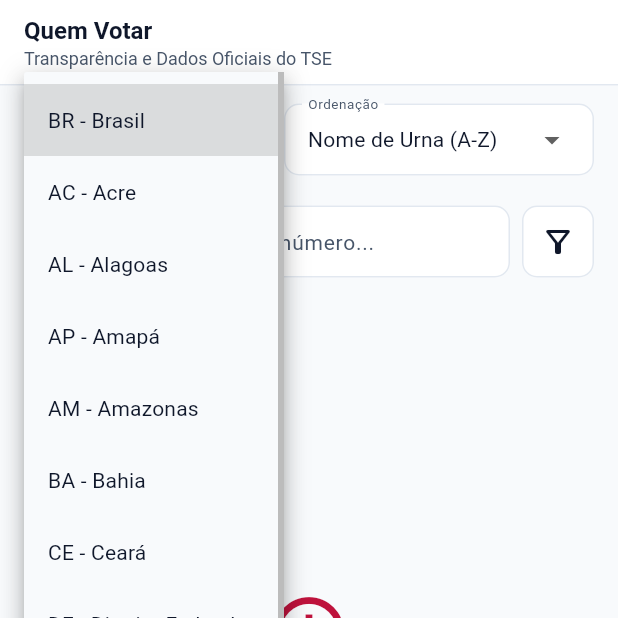
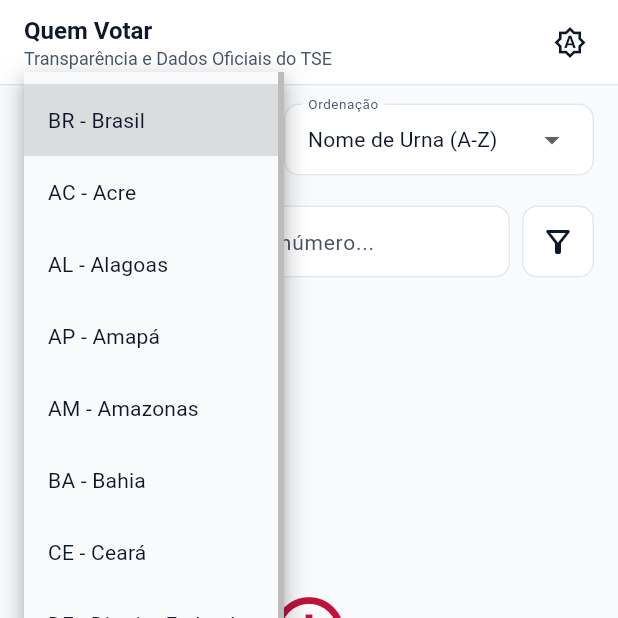
Before and after one commit to Alzarus/quem-votar, a Flutter app: the screen it shows after launch, after a tap on the "arrow drop down" icon, on a phone screen of 412 x 824 dp, the top half of it. Run offline on Flutter 3.47's test engine with Material 3 defaults, Android fonts, the phone set to English and light mode, and no system bars; our stand-ins replace dio, drift, equatable, flutter_bloc, shared_preferences; missing offline and left inert: sqlite3; accounts and stored records are empty; generated files the repository leaves out were written again; network calls fail.

Commit message:
feat(presentation,theme): implementar alternancia explicita de temas e persistencia local [B.9]

```diff
--- /dev/null
+++ b/lib/data/datasources/theme_preferences_data_source.dart
@@ -0,0 +1,71 @@
+import 'package:flutter/material.dart';
+import 'package:shared_preferences/shared_preferences.dart';
+
+/// Contrato para persistencia e recuperacao da preferencia de tema do usuario.
+///
+/// Permite isolamento da implementacao do armazenamento local para testes unitarios headless.
+abstract interface class ThemePreferencesDataSource {
+  /// Recupera o modo de tema persistido. Retorna [ThemeMode.system] caso nao haja valor previo.
+  Future<ThemeMode> getThemeMode();
+
+  /// Persiste a preferencia de modo de tema do usuario.
+  Future<void> saveThemeMode(ThemeMode mode);
+}
+
+/// Implementacao baseada em [SharedPreferences] para operacao multiplataforma.
+class SharedPreferencesThemeDataSource implements ThemePreferencesDataSource {
+  static const String _storageKey = 'quem_votar_theme_mode';
+  final SharedPreferences? _prefsInstance;
+
+  const SharedPreferencesThemeDataSource({SharedPreferences? prefs}) : _prefsInstance = prefs;
+
+  Future<SharedPreferences> _getPrefs() async {
+    if (_prefsInstance != null) {
+      return _prefsInstance;
+    }
+    return SharedPreferences.getInstance();
+  }
+
+  @override
+  Future<ThemeMode> getThemeMode() async {
+    try {
+      final prefs = await _getPrefs();
+      final raw = prefs.getString(_storageKey);
+      return _parseThemeMode(raw);
+    } catch (_) {
+      return ThemeMode.system;
+    }
+  }
+
+  @override
+  Future<void> saveThemeMode(ThemeMode mode) async {
+    final prefs = await _getPrefs();
+    await prefs.setString(_storageKey, _serializeThemeMode(mode));
+  }
+
+  ThemeMode _parseThemeMode(String? raw) {
+    if (raw == null) {
+      return ThemeMode.system;
+    }
+    switch (raw) {
+      case 'light':
+        return ThemeMode.light;
+      case 'dark':
+        return ThemeMode.dark;
+      case 'system':
+      default:
+        return ThemeMode.system;
+    }
+  }
+
+  String _serializeThemeMode(ThemeMode mode) {
+    switch (mode) {
+      case ThemeMode.light:
+        return 'light';
+      case ThemeMode.dark:
+        return 'dark';
+      case ThemeMode.system:
+        return 'system';
+    }
+  }
+}
--- a/lib/main.dart
+++ b/lib/main.dart
@@ -3,6 +3,7 @@
 import 'package:quem_votar/core/network/dio_client_factory.dart';
 import 'package:quem_votar/data/database/app_database.dart';
 import 'package:quem_votar/data/datasources/candidate_local_data_source.dart';
+import 'package:quem_votar/data/datasources/theme_preferences_data_source.dart';
 import 'package:quem_votar/data/datasources/tse_remote_data_source.dart';
 import 'package:quem_votar/data/repositories/candidate_repository_impl.dart';
 import 'package:quem_votar/data/repositories/election_repository_impl.dart';
@@ -12,6 +13,7 @@
 import 'package:quem_votar/presentation/blocs/candidate_list/candidate_list_bloc.dart';
 import 'package:quem_votar/presentation/blocs/election_filter/election_filter_bloc.dart';
 import 'package:quem_votar/presentation/blocs/election_filter/election_filter_event.dart';
+import 'package:quem_votar/presentation/blocs/theme/theme_cubit.dart';
 import 'package:quem_votar/presentation/pages/candidate_list_page.dart';
 import 'package:quem_votar/presentation/theme/app_theme.dart';
 
@@ -68,6 +70,8 @@
   final GetElectionsUseCase? getElectionsUseCase;
   final GetCandidatesListUseCase? getCandidatesListUseCase;
   final GetCandidateDetailUseCase? getCandidateDetailUseCase;
+  final ThemeCubit? themeCubit;
+  final ThemePreferencesDataSource? themeDataSource;
 
   const QuemVotarApp({
     super.key,
@@ -75,16 +79,33 @@
     this.getElectionsUseCase,
     this.getCandidatesListUseCase,
     this.getCandidateDetailUseCase,
+    this.themeCubit,
+    this.themeDataSource,
   });
 
   @override
   Widget build(BuildContext context) {
-    return MaterialApp(
-      title: 'Quem Votar',
-      theme: AppTheme.lightTheme,
-      darkTheme: AppTheme.darkTheme,
-      themeMode: ThemeMode.system,
-      home: _resolveHome(),
+    if (themeCubit != null) {
+      return BlocProvider<ThemeCubit>.value(value: themeCubit!, child: _buildAppContent());
+    }
+    return BlocProvider<ThemeCubit>(
+      create: (_) =>
+          ThemeCubit(dataSource: themeDataSource ?? const SharedPreferencesThemeDataSource()),
+      child: _buildAppContent(),
+    );
+  }
+
+  Widget _buildAppContent() {
+    return BlocBuilder<ThemeCubit, ThemeMode>(
+      builder: (context, themeMode) {
+        return MaterialApp(
+          title: 'Quem Votar',
+          theme: AppTheme.lightTheme,
+          darkTheme: AppTheme.darkTheme,
+          themeMode: themeMode,
+          home: _resolveHome(),
+        );
+      },
     );
   }
 
--- /dev/null
+++ b/lib/presentation/blocs/theme/theme_cubit.dart
@@ -0,0 +1,48 @@
+import 'package:flutter/material.dart';
+import 'package:flutter_bloc/flutter_bloc.dart';
+import 'package:quem_votar/data/datasources/theme_preferences_data_source.dart';
+
+/// Gerenciador de estado reativo para alternancia e persistencia do modo de tema da aplicacao.
+///
+/// Encapsula a logica de selecao entre os modos Claro, Escuro e Sistema, garantindo
+/// atualizacao atomica da interface e sincronizacao com a camada de persistencia.
+class ThemeCubit extends Cubit<ThemeMode> {
+  final ThemePreferencesDataSource _dataSource;
+  bool _hasUserSelection = false;
+
+  ThemeCubit({
+    required ThemePreferencesDataSource dataSource,
+    ThemeMode initialMode = ThemeMode.system,
+  }) : _dataSource = dataSource,
+       super(initialMode) {
+    loadPersistedTheme();
+  }
+
+  /// Recupera a configuracao persistida caso o usuario ainda nao tenha efetuado selecao explicita.
+  Future<void> loadPersistedTheme() async {
+    final mode = await _dataSource.getThemeMode();
+    if (!isClosed && !_hasUserSelection && mode != state) {
+      emit(mode);
+    }
+  }
+
+  /// Define e persiste de forma assincrona o modo de tema selecionado pelo usuario.
+  Future<void> setThemeMode(ThemeMode mode) async {
+    _hasUserSelection = true;
+    if (state == mode) {
+      return;
+    }
+    emit(mode);
+    await _dataSource.saveThemeMode(mode);
+  }
+
+  /// Alterna sequencialmente o modo de aparencia: Sistema -> Claro -> Escuro -> Sistema.
+  Future<void> cycleThemeMode() async {
+    final nextMode = switch (state) {
+      ThemeMode.system => ThemeMode.light,
+      ThemeMode.light => ThemeMode.dark,
+      ThemeMode.dark => ThemeMode.system,
+    };
+    await setThemeMode(nextMode);
+  }
+}
--- a/lib/presentation/pages/candidate_list_page.dart
+++ b/lib/presentation/pages/candidate_list_page.dart
@@ -21,6 +21,7 @@
 import 'package:quem_votar/presentation/widgets/candidate_list_feedback_views.dart';
 import 'package:quem_votar/presentation/widgets/candidate_list_search_input.dart';
 import 'package:quem_votar/presentation/widgets/candidate_role_selector_pills.dart';
+import 'package:quem_votar/presentation/widgets/theme_mode_button.dart';
 
 /// Pagina principal de consulta e acompanhamento civico de candidaturas oficiais.
 ///
@@ -116,6 +117,10 @@
       ),
       backgroundColor: semantic.surfaceCard,
       elevation: 0.0,
+      actions: const [
+        ThemeModeButton(),
+        SizedBox(width: AppSpacing.spaceXs),
+      ],
       bottom: PreferredSize(
         preferredSize: const Size.fromHeight(1.0),
         child: Container(color: semantic.borderSubtle, height: 1.0),
--- /dev/null
+++ b/lib/presentation/widgets/theme_mode_button.dart
@@ -0,0 +1,130 @@
+import 'package:flutter/material.dart';
+import 'package:flutter_bloc/flutter_bloc.dart';
+import 'package:quem_votar/presentation/blocs/theme/theme_cubit.dart';
+import 'package:quem_votar/presentation/theme/app_semantic_colors.dart';
+import 'package:quem_votar/presentation/theme/app_spacing.dart';
+import 'package:quem_votar/presentation/theme/app_typography.dart';
+
+/// Botao acessivel com menu de selecao explicita entre os temas Claro, Escuro e Sistema.
+///
+/// Atende aos criterios de acessibilidade WCAG 2.1 AA (alvo minimo de 48x48dp) e provê
+/// rotulagem semantica via [Semantics] para tecnologias assistivas.
+class ThemeModeButton extends StatelessWidget {
+  final ThemeMode? currentMode;
+  final ValueChanged<ThemeMode>? onSelected;
+
+  const ThemeModeButton({super.key, this.currentMode, this.onSelected});
+
+  @override
+  Widget build(BuildContext context) {
+    final semantic = context.semanticColors;
+    final activeMode = _resolveActiveMode(context);
+
+    return Semantics(
+      button: true,
+      label: 'Alternar tema de exibicao. Tema atual: ${_labelForMode(activeMode)}',
+      child: ConstrainedBox(
+        constraints: AppTouchTarget.minConstraints,
+        child: PopupMenuButton<ThemeMode>(
+          tooltip: 'Selecionar tema visual',
+          icon: Icon(_iconForMode(activeMode), color: semantic.textPrimary, size: 22.0),
+          color: semantic.surfaceCard,
+          shape: RoundedRectangleBorder(
+            borderRadius: BorderRadius.circular(12.0),
+            side: BorderSide(color: semantic.borderSubtle),
+          ),
+          onSelected: (mode) => _handleSelection(context, mode),
+          itemBuilder: (context) => _buildMenuItems(activeMode, semantic),
+        ),
+      ),
+    );
+  }
+
+  ThemeMode _resolveActiveMode(BuildContext context) {
+    if (currentMode != null) {
+      return currentMode!;
+    }
+    try {
+      return context.watch<ThemeCubit>().state;
+    } catch (_) {
+      return ThemeMode.system;
+    }
+  }
+
+  void _handleSelection(BuildContext context, ThemeMode mode) {
+    if (onSelected != null) {
+      onSelected!(mode);
+      return;
+    }
+    try {
+      context.read<ThemeCubit>().setThemeMode(mode);
+    } catch (_) {
+      // Sem cubit no contexto em execucao isolada
+    }
+  }
+
+  List<PopupMenuEntry<ThemeMode>> _buildMenuItems(
+    ThemeMode activeMode,
+    AppSemanticColors semantic,
+  ) {
+    return [
+      _buildItem(ThemeMode.system, activeMode, semantic),
+      _buildItem(ThemeMode.light, activeMode, semantic),
+      _buildItem(ThemeMode.dark, activeMode, semantic),
+    ];
+  }
+
+  PopupMenuItem<ThemeMode> _buildItem(
+    ThemeMode mode,
+    ThemeMode activeMode,
+    AppSemanticColors semantic,
+  ) {
+    final isSelected = mode == activeMode;
+
+    return PopupMenuItem<ThemeMode>(
+      value: mode,
+      child: Row(
+        children: [
+          Icon(
+            _iconForMode(mode),
+            size: 20.0,
+            color: isSelected ? semantic.brandPrimary : semantic.textSecondary,
+          ),
+          const SizedBox(width: AppSpacing.spaceSm),
+          Expanded(
+            child: Text(
+              _labelForMode(mode),
+              style: AppTypography.bodyMedium.copyWith(
+                color: isSelected ? semantic.brandPrimary : semantic.textPrimary,
+                fontWeight: isSelected ? FontWeight.w600 : FontWeight.w400,
+              ),
+            ),
+          ),
+          if (isSelected) Icon(Icons.check, size: 18.0, color: semantic.brandPrimary),
+        ],
+      ),
+    );
+  }
+
+  IconData _iconForMode(ThemeMode mode) {
+    switch (mode) {
+      case ThemeMode.light:
+        return Icons.light_mode_outlined;
+      case ThemeMode.dark:
+        return Icons.dark_mode_outlined;
+      case ThemeMode.system:
+        return Icons.brightness_auto_outlined;
+    }
+  }
+
+  String _labelForMode(ThemeMode mode) {
+    switch (mode) {
+      case ThemeMode.light:
+        return 'Modo Claro';
+      case ThemeMode.dark:
+        return 'Modo Escuro';
+      case ThemeMode.system:
+        return 'Acompanhar Sistema';
+    }
+  }
+}
--- a/pubspec.yaml
+++ b/pubspec.yaml
@@ -45,6 +45,7 @@
   equatable: ^2.1.0
   crypto: ^3.0.7
   url_launcher: ^6.3.1
+  shared_preferences: ^2.5.5
 
 dev_dependencies:
   flutter_test:
```
Also changed, not shown: pubspec.lock, 3 other files.
